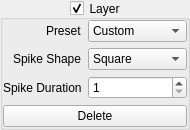
Before: the Qt Designer form Neuron/LayerConfig.ui in Skwint/Neuron, drawn with Qt 5.
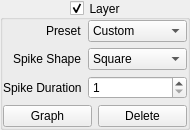
After: the same form once the commit is applied.

Commit message: Add response graph for displaying spiking behaviour of neurons in response to an input impulse

What changed in the file:
```diff
--- a/Neuron/LayerConfig.ui
+++ b/Neuron/LayerConfig.ui
@@ -150,6 +150,13 @@
       </item>
       <item>
        <layout class="QHBoxLayout" name="horizontalLayout">
+        <item>
+         <widget class="QPushButton" name="btnGraph">
+          <property name="text">
+           <string>Graph</string>
+          </property>
+         </widget>
+        </item>
         <item>
          <widget class="QPushButton" name="btnDelete">
           <property name="text">
```
The commit also changes 9 other files.
